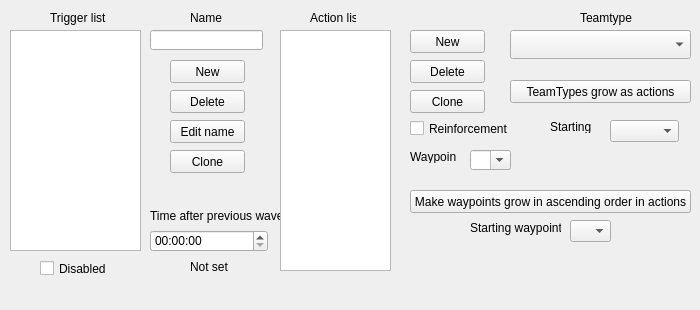
Qt form src/triggersection.ui (PTapioK/TSWaveMaker) before a commit.
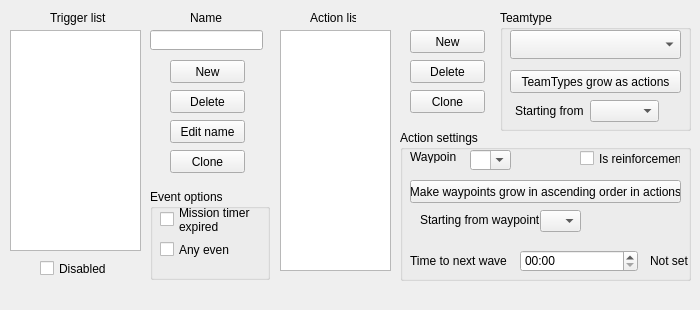
The same form after that commit.

Commit message: Bug fixes to saving and CDataFile class. Added more features to TriggerSection.

What changed in the file:
```diff
--- a/src/triggersection.ui
+++ b/src/triggersection.ui
@@ -51,14 +51,14 @@
    <widget class="QLabel" name="TALALabel">
     <property name="geometry">
      <rect>
-      <x>150</x>
-      <y>200</y>
-      <width>131</width>
-      <height>31</height>
+      <x>410</x>
+      <y>250</y>
+      <width>101</width>
+      <height>21</height>
      </rect>
     </property>
     <property name="text">
-     <string>Time after previous wave</string>
+     <string>Time to next wave</string>
     </property>
     <property name="wordWrap">
      <bool>false</bool>
@@ -155,7 +155,7 @@
      <rect>
       <x>510</x>
       <y>30</y>
-      <width>181</width>
+      <width>171</width>
       <height>29</height>
      </rect>
     </property>
@@ -284,28 +284,6 @@
      <string>New</string>
     </property>
    </widget>
-   <widget class="QComboBox" name="SWaypointBox">
-    <property name="enabled">
-     <bool>true</bool>
-    </property>
-    <property name="geometry">
-     <rect>
-      <x>570</x>
-      <y>220</y>
-      <width>41</width>
-      <height>22</height>
-     </rect>
-    </property>
-    <property name="inputMethodHints">
-     <set>Qt::ImhPreferNumbers</set>
-    </property>
-    <property name="editable">
-     <bool>false</bool>
-    </property>
-    <property name="maxCount">
-     <number>99</number>
-    </property>
-   </widget>
    <widget class="QLabel" name="TriggerLabel">
     <property name="geometry">
      <rect>
@@ -319,19 +297,6 @@
      <string>Trigger list</string>
     </property>
    </widget>
-   <widget class="QLabel" name="TeamtypeLabel">
-    <property name="geometry">
-     <rect>
-      <x>580</x>
-      <y>10</y>
-      <width>61</width>
-      <height>16</height>
-     </rect>
-    </property>
-    <property name="text">
-     <string>Teamtype</string>
-    </property>
-   </widget>
    <widget class="QListWidget" name="ActionList">
     <property name="geometry">
      <rect>
@@ -345,30 +310,17 @@
      <enum>QAbstractItemView::MultiSelection</enum>
     </property>
    </widget>
-   <widget class="QLabel" name="SWPointLabel">
-    <property name="geometry">
-     <rect>
-      <x>470</x>
-      <y>220</y>
-      <width>91</width>
-      <height>16</height>
-     </rect>
-    </property>
-    <property name="text">
-     <string>Starting waypoint</string>
-    </property>
-   </widget>
    <widget class="QCheckBox" name="isReinforcementCheck">
     <property name="geometry">
      <rect>
-      <x>410</x>
-      <y>120</y>
+      <x>580</x>
+      <y>150</y>
       <width>101</width>
       <height>17</height>
      </rect>
     </property>
     <property name="text">
-     <string>Reinforcement</string>
+     <string>Is reinforcement</string>
     </property>
    </widget>
    <widget class="QLabel" name="ActionLabel">
@@ -387,45 +339,35 @@
    <widget class="QTimeEdit" name="WaveTimer">
     <property name="geometry">
      <rect>
-      <x>150</x>
-      <y>230</y>
+      <x>520</x>
+      <y>250</y>
       <width>118</width>
       <height>22</height>
      </rect>
     </property>
+    <property name="displayFormat">
+     <string>mm:ss</string>
+    </property>
    </widget>
    <widget class="QLabel" name="TimerSetLabel">
     <property name="geometry">
      <rect>
-      <x>190</x>
-      <y>260</y>
+      <x>650</x>
+      <y>250</y>
       <width>46</width>
-      <height>13</height>
+      <height>21</height>
      </rect>
     </property>
     <property name="text">
      <string>Not set</string>
     </property>
    </widget>
-   <widget class="QPushButton" name="WPointAOButton">
-    <property name="geometry">
-     <rect>
-      <x>410</x>
-      <y>190</y>
-      <width>281</width>
-      <height>23</height>
-     </rect>
-    </property>
-    <property name="text">
-     <string>Make waypoints grow in ascending order in actions</string>
-    </property>
-   </widget>
    <widget class="QPushButton" name="TeamAOButton">
     <property name="geometry">
      <rect>
       <x>510</x>
-      <y>80</y>
-      <width>181</width>
+      <y>70</y>
+      <width>171</width>
       <height>23</height>
      </rect>
     </property>
@@ -436,26 +378,167 @@
    <widget class="QLabel" name="label">
     <property name="geometry">
      <rect>
-      <x>550</x>
-      <y>120</y>
-      <width>46</width>
-      <height>13</height>
+      <x>515</x>
+      <y>100</y>
+      <width>71</width>
+      <height>21</height>
      </rect>
     </property>
     <property name="text">
-     <string>Starting</string>
+     <string>Starting from</string>
     </property>
    </widget>
    <widget class="QComboBox" name="TeamAOBox">
     <property name="geometry">
      <rect>
-      <x>610</x>
-      <y>120</y>
+      <x>590</x>
+      <y>100</y>
       <width>69</width>
       <height>22</height>
      </rect>
     </property>
    </widget>
+   <widget class="QGroupBox" name="groupBox">
+    <property name="geometry">
+     <rect>
+      <x>150</x>
+      <y>189</y>
+      <width>120</width>
+      <height>91</height>
+     </rect>
+    </property>
+    <property name="title">
+     <string>Event options</string>
+    </property>
+    <widget class="QCheckBox" name="isTimedWave">
+     <property name="geometry">
+      <rect>
+       <x>10</x>
+       <y>10</y>
+       <width>101</width>
+       <height>41</height>
+      </rect>
+     </property>
+     <property name="text">
+      <string>Mission timer
+expired</string>
+     </property>
+    </widget>
+    <widget class="QCheckBox" name="anyEventWave">
+     <property name="geometry">
+      <rect>
+       <x>10</x>
+       <y>50</y>
+       <width>70</width>
+       <height>21</height>
+      </rect>
+     </property>
+     <property name="text">
+      <string>Any event</string>
+     </property>
+    </widget>
+   </widget>
+   <widget class="QGroupBox" name="groupBox_2">
+    <property name="geometry">
+     <rect>
+      <x>500</x>
+      <y>10</y>
+      <width>191</width>
+      <height>121</height>
+     </rect>
+    </property>
+    <property name="title">
+     <string>Teamtype</string>
+    </property>
+   </widget>
+   <widget class="QGroupBox" name="groupBox_3">
+    <property name="geometry">
+     <rect>
+      <x>400</x>
+      <y>130</y>
+      <width>291</width>
+      <height>151</height>
+     </rect>
+    </property>
+    <property name="title">
+     <string>Action settings</string>
+    </property>
+    <widget class="QPushButton" name="WPointAOButton">
+     <property name="geometry">
+      <rect>
+       <x>10</x>
+       <y>50</y>
+       <width>271</width>
+       <height>23</height>
+      </rect>
+     </property>
+     <property name="text">
+      <string>Make waypoints grow in ascending order in actions</string>
+     </property>
+    </widget>
+    <widget class="QLabel" name="SWPointLabel">
+     <property name="geometry">
+      <rect>
+       <x>20</x>
+       <y>80</y>
+       <width>121</width>
+       <height>20</height>
+      </rect>
+     </property>
+     <property name="text">
+      <string>Starting from waypoint</string>
+     </property>
+    </widget>
+    <widget class="QComboBox" name="SWaypointBox">
+     <property name="enabled">
+      <bool>true</bool>
+     </property>
+     <property name="geometry">
+      <rect>
+       <x>140</x>
+       <y>80</y>
+       <width>41</width>
+       <height>22</height>
+      </rect>
+     </property>
+     <property name="inputMethodHints">
+      <set>Qt::ImhPreferNumbers</set>
+     </property>
+     <property name="editable">
+      <bool>false</bool>
+     </property>
+     <property name="maxCount">
+      <number>99</number>
+     </property>
+    </widget>
+   </widget>
+   <zorder>NEdit</zorder>
+   <zorder>CloneTrigger</zorder>
+   <zorder>EditTriggerName</zorder>
+   <zorder>NLabel</zorder>
+   <zorder>DeleteTrigger</zorder>
+   <zorder>NewTrigger</zorder>
+   <zorder>TriggerList</zorder>
+   <zorder>isDisabledCheck</zorder>
+   <zorder>CloneAction</zorder>
+   <zorder>DeleteAction</zorder>
+   <zorder>NewAction</zorder>
+   <zorder>TriggerLabel</zorder>
+   <zorder>ActionList</zorder>
+   <zorder>ActionLabel</zorder>
+   <zorder>groupBox</zorder>
+   <zorder>groupBox_2</zorder>
+   <zorder>TeamtypeBox</zorder>
+   <zorder>TeamAOButton</zorder>
+   <zorder>TeamAOBox</zorder>
+   <zorder>label</zorder>
+   <zorder>groupBox_3</zorder>
+   <zorder>WaypointBox</zorder>
+   <zorder>isReinforcementCheck</zorder>
+   <zorder>WPointLabel</zorder>
+   <zorder>WaveTimer</zorder>
+   <zorder>TALALabel</zorder>
+   <zorder>TimerSetLabel</zorder>
   </widget>
  </widget>
  <resources/>
```
The commit also changes 7 other files.
